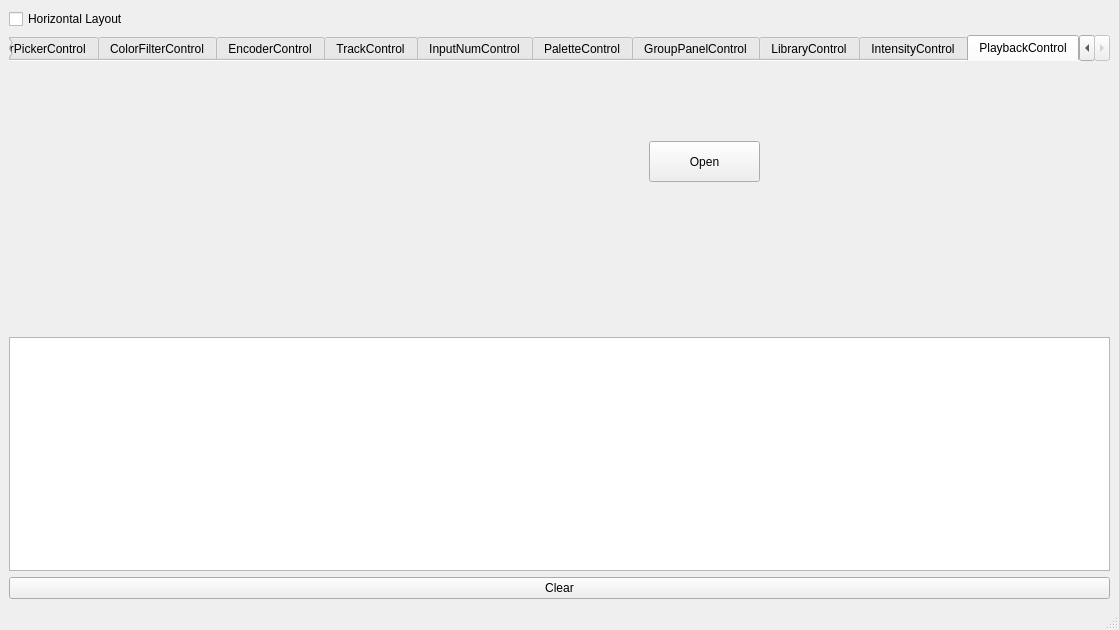
Before: the Qt Designer form form/mainwindow.ui in thanhtoan36/QtProject, drawn with Qt 5.
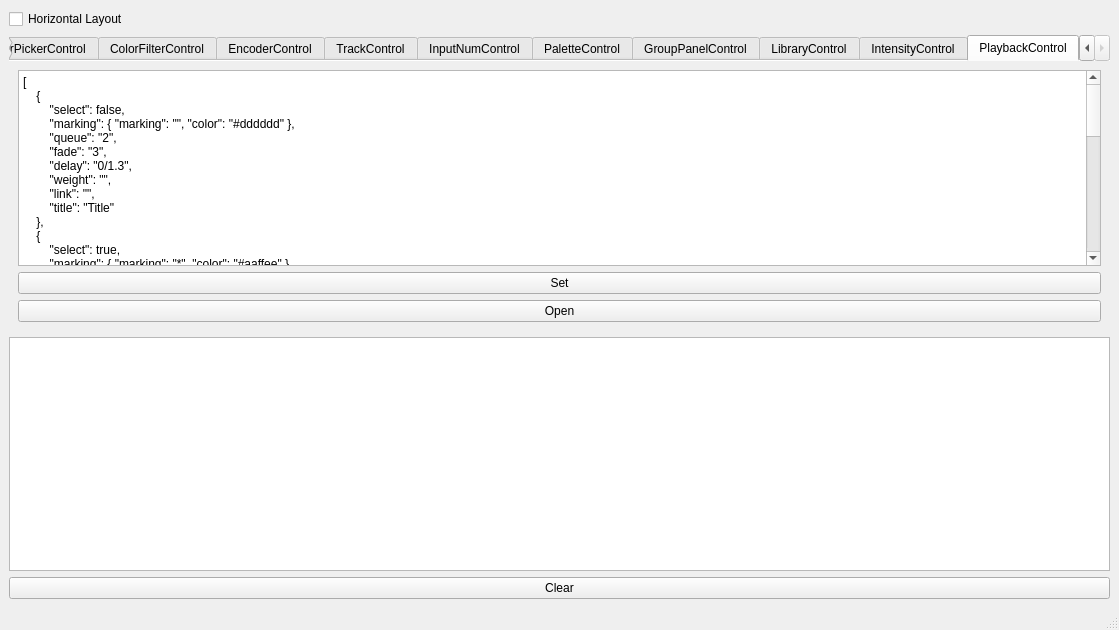
After: the same form once the commit is applied.

Commit message: add test for playback + horizon

```diff
--- a/form/mainwindow.ui
+++ b/form/mainwindow.ui
@@ -344,19 +344,70 @@
        <attribute name="title">
         <string>PlaybackControl</string>
        </attribute>
-       <widget class="QPushButton" name="PlaybackControl_Fake_Open">
-        <property name="geometry">
-         <rect>
-          <x>640</x>
-          <y>80</y>
-          <width>111</width>
-          <height>41</height>
-         </rect>
-        </property>
-        <property name="text">
-         <string>Open</string>
-        </property>
-       </widget>
+       <layout class="QVBoxLayout" name="verticalLayout_7">
+        <item>
+         <widget class="QPlainTextEdit" name="PlaybackControl_Fake_RawInput">
+          <property name="plainText">
+           <string>[
+    {
+        &quot;select&quot;: false,
+        &quot;marking&quot;: { &quot;marking&quot;: &quot;&quot;, &quot;color&quot;: &quot;#dddddd&quot; },
+        &quot;queue&quot;: &quot;2&quot;,
+        &quot;fade&quot;: &quot;3&quot;,
+        &quot;delay&quot;: &quot;0/1.3&quot;,
+        &quot;weight&quot;: &quot;&quot;,
+        &quot;link&quot;: &quot;&quot;,
+        &quot;title&quot;: &quot;Title&quot;
+    },
+    {
+        &quot;select&quot;: true,
+        &quot;marking&quot;: { &quot;marking&quot;: &quot;*&quot;, &quot;color&quot;: &quot;#aaffee&quot; },
+        &quot;queue&quot;: &quot;2&quot;,
+        &quot;fade&quot;: &quot;3/1&quot;,
+        &quot;delay&quot;: &quot;&quot;,
+        &quot;weight&quot;: &quot;&quot;,
+        &quot;link&quot;: &quot;&quot;,
+        &quot;title&quot;: &quot;&quot;
+    },
+    {
+        &quot;select&quot;: false,
+        &quot;marking&quot;: { &quot;marking&quot;: &quot;&quot;, &quot;color&quot;: &quot;#dddddd&quot; },
+        &quot;queue&quot;: &quot;3.5&quot;,
+        &quot;fade&quot;: &quot;5&quot;,
+        &quot;delay&quot;: &quot;&quot;,
+        &quot;weight&quot;: &quot;&quot;,
+        &quot;link&quot;: &quot;&quot;,
+        &quot;title&quot;: &quot;&quot;
+    },
+    {
+        &quot;select&quot;: false,
+        &quot;marking&quot;: { &quot;marking&quot;: &quot;&quot;, &quot;color&quot;: &quot;#dddddd&quot; },
+        &quot;queue&quot;: &quot;10&quot;,
+        &quot;fade&quot;: &quot;10.2&quot;,
+        &quot;delay&quot;: &quot;&quot;,
+        &quot;weight&quot;: &quot;&quot;,
+        &quot;link&quot;: &quot;&quot;,
+        &quot;title&quot;: &quot;&quot;
+    }
+]</string>
+          </property>
+         </widget>
+        </item>
+        <item>
+         <widget class="QPushButton" name="PlaybackControl_Fake_Set">
+          <property name="text">
+           <string>Set</string>
+          </property>
+         </widget>
+        </item>
+        <item>
+         <widget class="QPushButton" name="PlaybackControl_Fake_Open">
+          <property name="text">
+           <string>Open</string>
+          </property>
+         </widget>
+        </item>
+       </layout>
       </widget>
      </widget>
     </item>
```
The commit also changes 18 other files.
